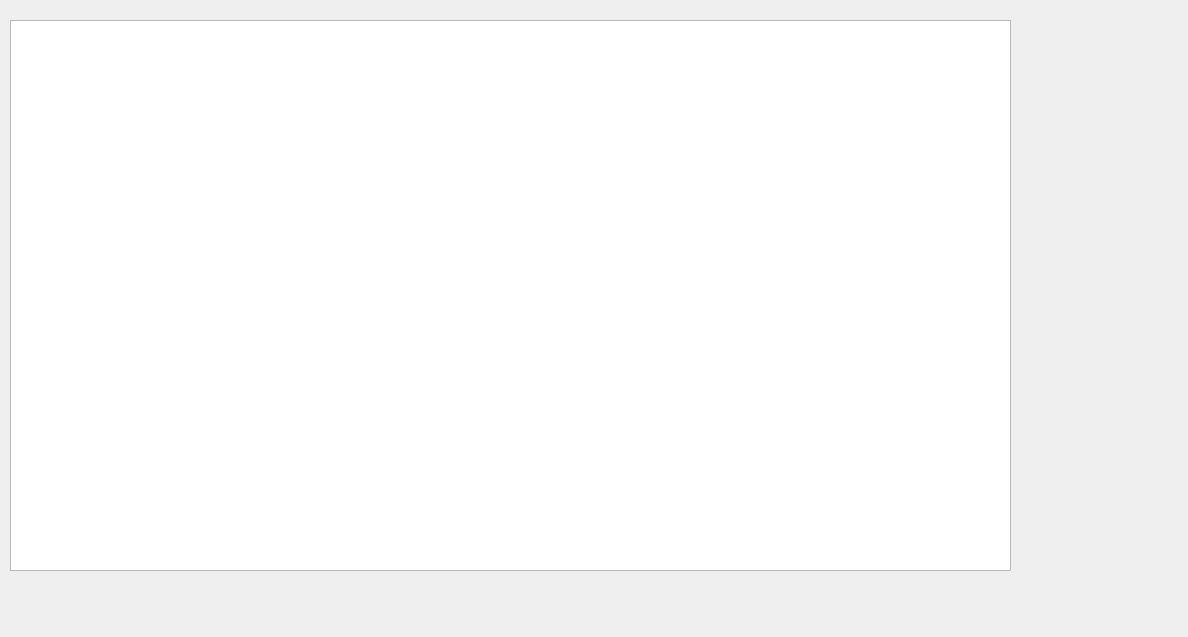
The window that Game/mainwindow.ui (Grreen/GAME) describes before a commit, drawn with Qt 5.
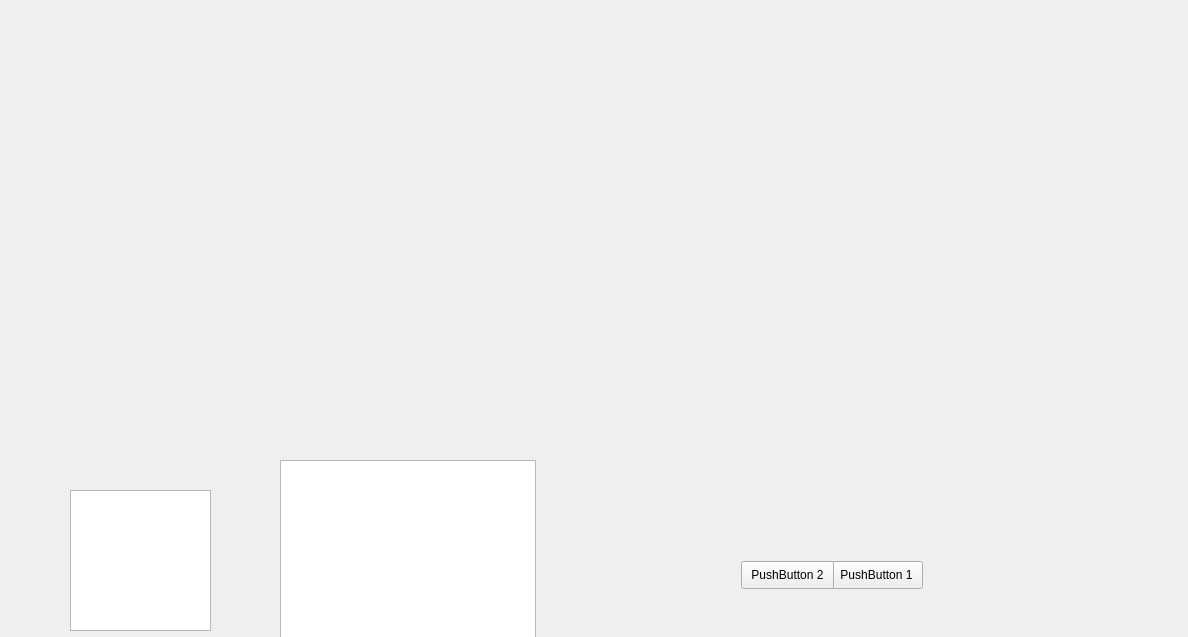
The same window after the commit.

Patch:
```diff
--- a/Game/mainwindow.ui
+++ b/Game/mainwindow.ui
@@ -14,13 +14,49 @@
    <string>MainWindow</string>
   </property>
   <widget class="QWidget" name="centralWidget">
+   <widget class="QGraphicsView" name="graphicsView_2">
+    <property name="geometry">
+     <rect>
+      <x>70</x>
+      <y>490</y>
+      <width>141</width>
+      <height>141</height>
+     </rect>
+    </property>
+   </widget>
+   <widget class="QPushButton" name="pushButton">
+    <property name="geometry">
+     <rect>
+      <x>830</x>
+      <y>561</y>
+      <width>93</width>
+      <height>28</height>
+     </rect>
+    </property>
+    <property name="text">
+     <string>PushButton 1</string>
+    </property>
+   </widget>
+   <widget class="QPushButton" name="pushButton_2">
+    <property name="geometry">
+     <rect>
+      <x>741</x>
+      <y>561</y>
+      <width>93</width>
+      <height>28</height>
+     </rect>
+    </property>
+    <property name="text">
+     <string>PushButton 2</string>
+    </property>
+   </widget>
    <widget class="QGraphicsView" name="graphicsView">
     <property name="geometry">
      <rect>
-      <x>10</x>
-      <y>20</y>
-      <width>1001</width>
-      <height>551</height>
+      <x>280</x>
+      <y>460</y>
+      <width>256</width>
+      <height>192</height>
      </rect>
     </property>
     <property name="interactive">
```
Left out of the diff: 9 changed lines with no effect on the pictures.
